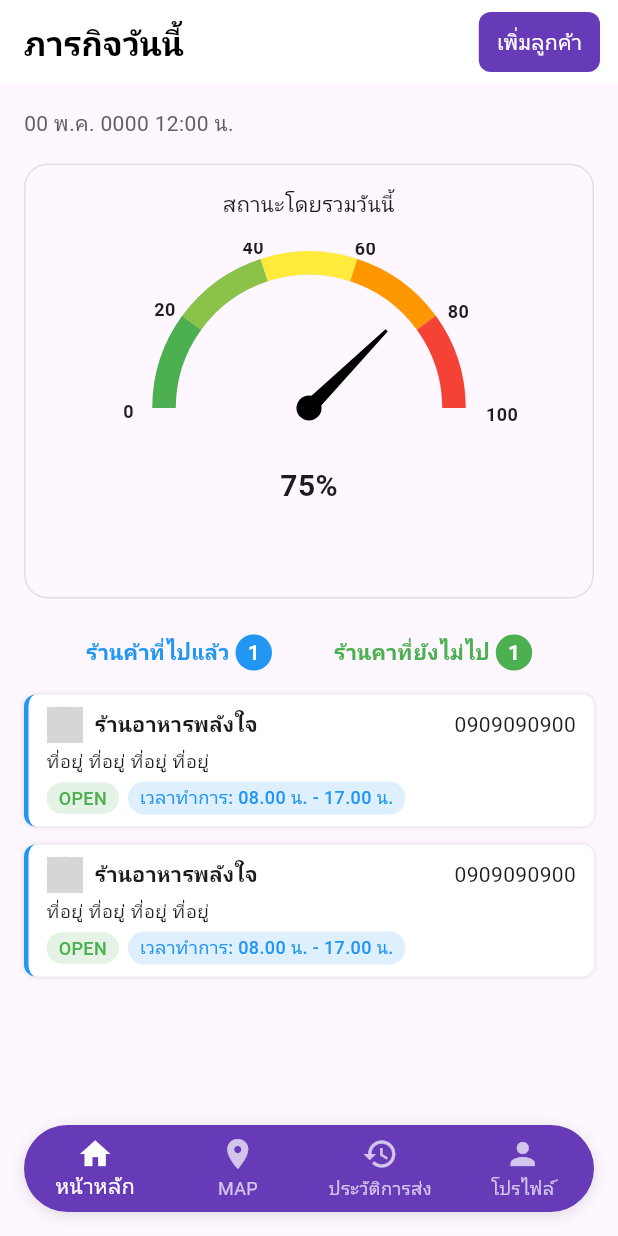
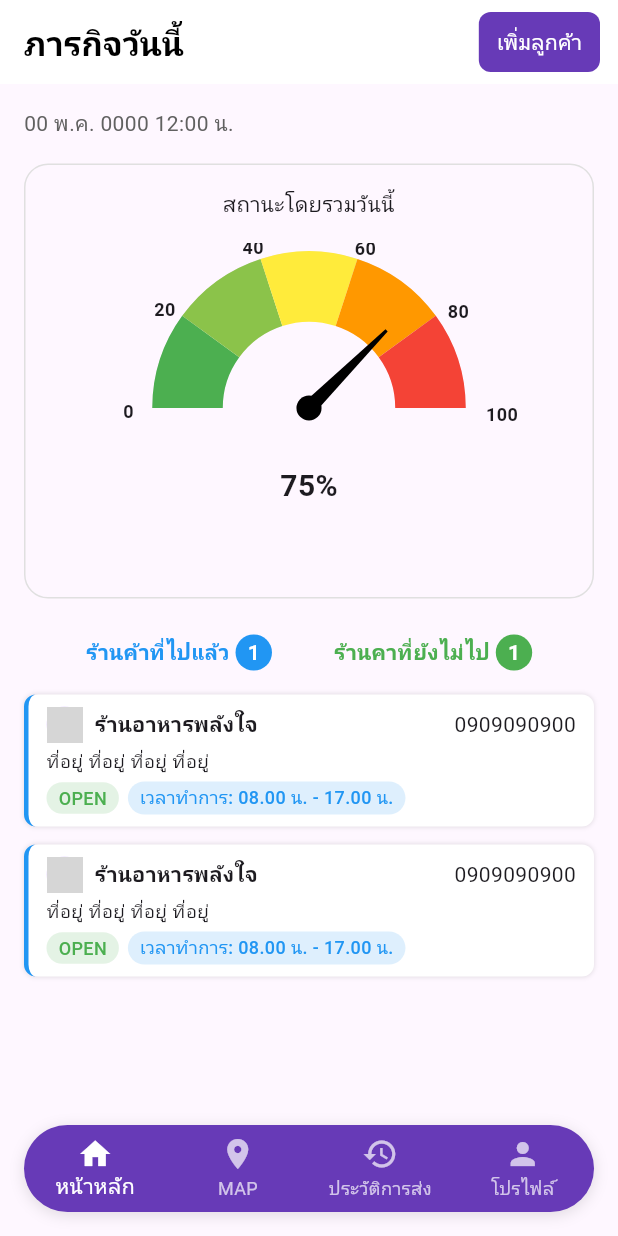
Before and after one commit to AshaTechCorporation/ksice, a Flutter app: the screen it shows after launch, on a phone screen of 412 x 824 dp. Run offline on Flutter 3.47's test engine with Material 3 defaults, Android fonts, the phone set to English and light mode, and no system bars; drawn by our look-alikes of syncfusion_flutter_gauges; network calls fail; grey boxes are pictures that could not be loaded.

Commit message:
'edithomepage'

```diff
--- a/lib/employee/home/homePage.dart
+++ b/lib/employee/home/homePage.dart
@@ -126,11 +126,11 @@ class _HomePageState extends State<HomePage> {
                   thicknessUnit: GaugeSizeUnit.factor,
                 ),
                 ranges: <GaugeRange>[
-                  GaugeRange(startValue: 0, endValue: 20, color: Colors.green, startWidth: 0.15, endWidth: 0.15, sizeUnit: GaugeSizeUnit.factor),
-                  GaugeRange(startValue: 20, endValue: 40, color: Colors.lightGreen, startWidth: 0.15, endWidth: 0.15, sizeUnit: GaugeSizeUnit.factor),
-                  GaugeRange(startValue: 40, endValue: 60, color: Colors.yellow, startWidth: 0.15, endWidth: 0.15, sizeUnit: GaugeSizeUnit.factor),
-                  GaugeRange(startValue: 60, endValue: 80, color: Colors.orange, startWidth: 0.15, endWidth: 0.15, sizeUnit: GaugeSizeUnit.factor),
-                  GaugeRange(startValue: 80, endValue: 100, color: Colors.red, startWidth: 0.15, endWidth: 0.15, sizeUnit: GaugeSizeUnit.factor),
+                  GaugeRange(startValue: 0, endValue: 20, color: Colors.green, startWidth: 0.45, endWidth: 0.45, sizeUnit: GaugeSizeUnit.factor),
+                  GaugeRange(startValue: 20, endValue: 40, color: Colors.lightGreen, startWidth: 0.45, endWidth: 0.45, sizeUnit: GaugeSizeUnit.factor),
+                  GaugeRange(startValue: 40, endValue: 60, color: Colors.yellow, startWidth: 0.45, endWidth: 0.45, sizeUnit: GaugeSizeUnit.factor),
+                  GaugeRange(startValue: 60, endValue: 80, color: Colors.orange, startWidth: 0.45, endWidth: 0.45, sizeUnit: GaugeSizeUnit.factor),
+                  GaugeRange(startValue: 80, endValue: 100, color: Colors.red, startWidth: 0.45, endWidth: 0.45, sizeUnit: GaugeSizeUnit.factor),
                 ],
                 pointers: <GaugePointer>[
                   NeedlePointer(
```
